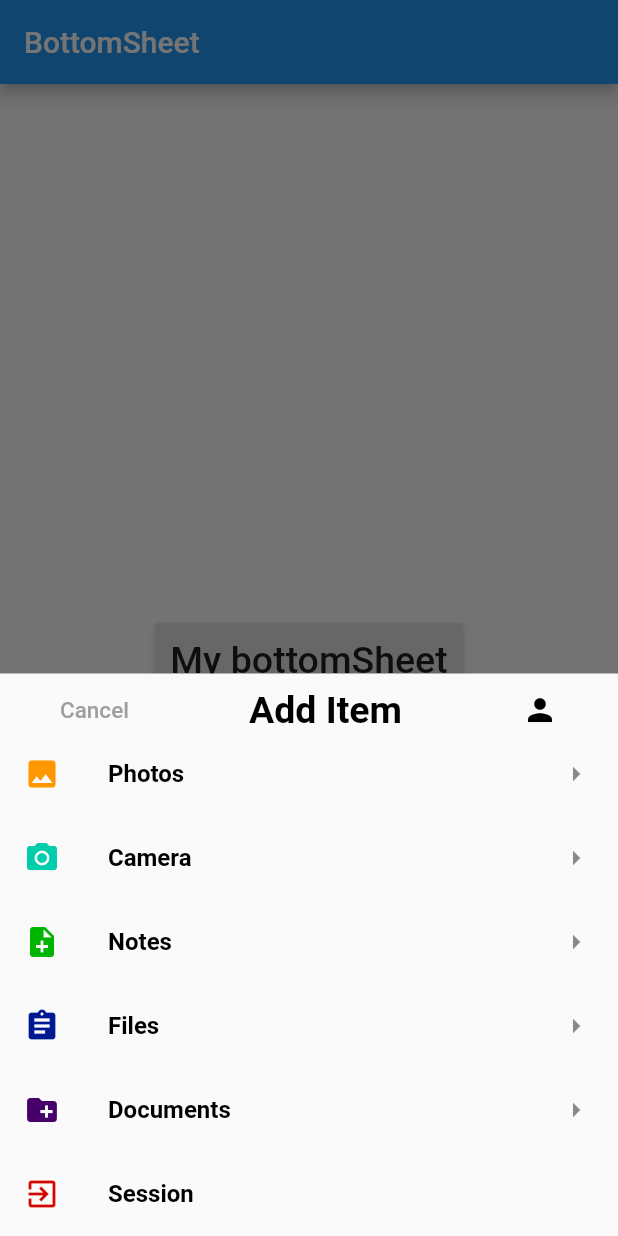
After one commit to MontoComp/ProgramacionYT-Examples, a Flutter app: the screen it shows after launch, after a tap on "My bottomSheet", on a phone screen of 412 x 824 dp. The commit adds this screen. Run offline on Flutter 3.47's test engine with Material 2 defaults, Android fonts, the phone set to English and light mode, and no system bars; our stand-ins replace image_picker.

Commit message:
bottomsheet

```diff
--- a/lib/alertdialog/alert_design2.dart
+++ b/lib/alertdialog/alert_design2.dart
@@ -31,14 +31,16 @@ class _AlertDesingDialogState extends State<AlertDesingDialog> {
         context: context,
         builder: (_) => Stack(
               children: <Widget>[
-                    AlertDialog(
+                Positioned(
+                  top: 30.0,right: 0.0,left: 0.0,
+                  child: AlertDialog(
                     backgroundColor: Color(0xff000f73).withOpacity(0.9),
                     shape: RoundedRectangleBorder(
                       borderRadius: BorderRadius.circular(15.0),
                     ),
                     title: Center(
                       child: Container(
-                          margin: EdgeInsets.only(top:15.0),
+                        margin: EdgeInsets.only(top: 15.0),
                         decoration: BoxDecoration(
                           color: Colors.transparent,
                         ),
@@ -121,14 +123,14 @@ class _AlertDesingDialogState extends State<AlertDesingDialog> {
                       ),
                     ],
                   ),
-                    Positioned (
-                      bottom: MediaQuery.of(context).size.height*0.59,
+                ),
+                Positioned(
+                  bottom: MediaQuery.of(context).size.height * 0.59,
                   left: 0.0,
                   right: 0.0,
                   child: AnimatedPage(),
                 ),
               ],
-
             ));
   }
 }
--- /dev/null
+++ b/lib/bottomsheet/bottomsheet.dart
@@ -0,0 +1,190 @@
+import 'dart:io';
+
+import 'package:flutter/material.dart';
+import 'package:image_picker/image_picker.dart';
+
+class BottomSheetPage extends StatefulWidget {
+  BottomSheetPage({Key key}) : super(key: key);
+
+  @override
+  _BottomSheetState createState() => _BottomSheetState();
+}
+
+class _BottomSheetState extends State<BottomSheetPage> {
+  File _image;
+
+  Future getImagepicker() async {
+
+    final image = await ImagePicker().getImage(source: ImageSource.camera);
+
+    setState(() {
+      _image = File(image.path);
+    });
+  }
+
+  @override
+  Widget build(BuildContext context) {
+    return Scaffold(
+      appBar: AppBar(
+        title: Text("BottomSheet"),
+      ),
+      body: Center(
+        child: RaisedButton(
+          padding: EdgeInsets.all(10.0),
+          child: Text(
+            "My bottomSheet",
+            style: TextStyle(fontSize: 25.0),
+          ),
+          onPressed: () {
+            showModalBottomSheet(
+                context: context,
+                builder: (context) {
+                  return Container(
+                    child: SingleChildScrollView(
+                      scrollDirection: Axis.vertical,
+                      child: Column(
+                        mainAxisSize: MainAxisSize.min,
+                        children: <Widget>[
+                          SizedBox(
+                            height: 10.0,
+                          ),
+                          Row(
+                            mainAxisAlignment: MainAxisAlignment.spaceAround,
+                            children: <Widget>[
+                              InkWell(
+                                onTap: () {
+                                  Navigator.pop(context);
+                                },
+                                child: Text(
+                                  "Cancel",
+                                  style: TextStyle(
+                                      color: Colors.grey,
+                                      fontSize: 15,
+                                      fontWeight: FontWeight.w500),
+                                ),
+                              ),
+                              Text(
+                                "Add Item",
+                                style: TextStyle(
+                                  color: Colors.black,
+                                  fontSize: 25,
+                                  fontWeight: FontWeight.bold,
+                                ),
+                              ),
+                              Container(
+                                color: Colors.transparent,
+                                child: _image == null
+                                    ? Icon(Icons.person,color: Colors.black,)
+                                    : Image.file(_image,scale: 25.0,),
+                              ),
+                            ],
+                          ),
+                          ListTile(
+                            title: Text("Photos",style: TextStyle(color: Colors.black,fontWeight: FontWeight.bold,),
+                            ),
+                            leading: Icon(
+                              Icons.image,
+                              color: Colors.orange,
+                            ),
+                            trailing: Icon(
+                              Icons.arrow_right,
+                            ),
+                            onTap: (){
+
+                            },
+                          ),
+                          ListTile(
+                            title: Text(
+                              "Camera",
+                              style: TextStyle(
+                                color: Colors.black,
+                                fontWeight: FontWeight.bold,
+                              ),
+                            ),
+                            leading: Icon(
+                              Icons.camera_alt,
+                              color: Color(0xff00cdab),
+                            ),
+                            trailing: Icon(
+                              Icons.arrow_right,
+                            ),
+                            onTap: () {
+                              getImagepicker();
+                              Navigator.pop(context);
+                            },
+                          ),
+                          ListTile(
+                            title: Text(
+                              "Notes",
+                              style: TextStyle(
+                                color: Colors.black,
+                                fontWeight: FontWeight.bold,
+                              ),
+                            ),
+                            leading: Icon(
+                              Icons.note_add,
+                              color: Color(0xff00b402),
+                            ),
+                            trailing: Icon(
+                              Icons.arrow_right,
+                            ),
+                          ),
+                          ListTile(
+                            title: Text(
+                              "Files",
+                              style: TextStyle(
+                                color: Colors.black,
+                                fontWeight: FontWeight.bold,
+                              ),
+                            ),
+                            leading: Icon(
+                              Icons.assignment,
+                              color: Color(0xff001993),
+                            ),
+                            trailing: Icon(
+                              Icons.arrow_right,
+                            ),
+                          ),
+                          ListTile(
+                            title: Text(
+                              "Documents",
+                              style: TextStyle(
+                                color: Colors.black,
+                                fontWeight: FontWeight.bold,
+                              ),
+                            ),
+                            leading: Icon(
+                              Icons.create_new_folder,
+                              color: Color(0xff47006b),
+                            ),
+                            trailing: Icon(
+                              Icons.arrow_right,
+                            ),
+                          ),
+                          ListTile(
+                            title: Text(
+                              "Session",
+                              style: TextStyle(
+                                color: Colors.black,
+                                fontWeight: FontWeight.bold,
+                              ),
+                            ),
+                            leading: Icon(
+                              Icons.exit_to_app,
+                              color: Color(0xffd20800),
+                            ),
+                            onTap: () {
+                              Navigator.pop(context);
+                            },
+                          ),
+                        ],
+                      ),
+                    ),
+                  );
+                });
+          },
+        ),
+      ),
+    );
+  }
+}
--- a/lib/main.dart
+++ b/lib/main.dart
@@ -1,5 +1,6 @@
 import 'package:alertdialog/alertdialog/alert_design2.dart';
 import 'package:alertdialog/alertdialog/alertdialog.dart';
+import 'package:alertdialog/bottomsheet/bottomsheet.dart';
 import 'package:alertdialog/tabbar/nav_page_provider.dart';
 import 'package:alertdialog/tabbar/tabs.dart';
 import 'package:flutter/material.dart';
@@ -27,7 +28,8 @@ class MyApp extends StatelessWidget {
             primarySwatch: Colors.blue,
             visualDensity: VisualDensity.adaptivePlatformDensity,
           ),
-          home: AlertDesingDialog(),
+          home:BottomSheetPage(),
+          //home: AlertDesingDialog(),
           //home: AlertPage(),
           //home: MyTabBarPage(),
 
--- a/pubspec.yaml
+++ b/pubspec.yaml
@@ -29,6 +29,7 @@ dependencies:
   # Use with the CupertinoIcons class for iOS style icons.
   cupertino_icons: ^0.1.3
   provider:
+  image_picker: ^0.6.7+4
 
 dev_dependencies:
   flutter_test:
```
Also changed, not shown: pubspec.lock, 1 other file. Lines whose indentation alone changed are shown as unchanged.
